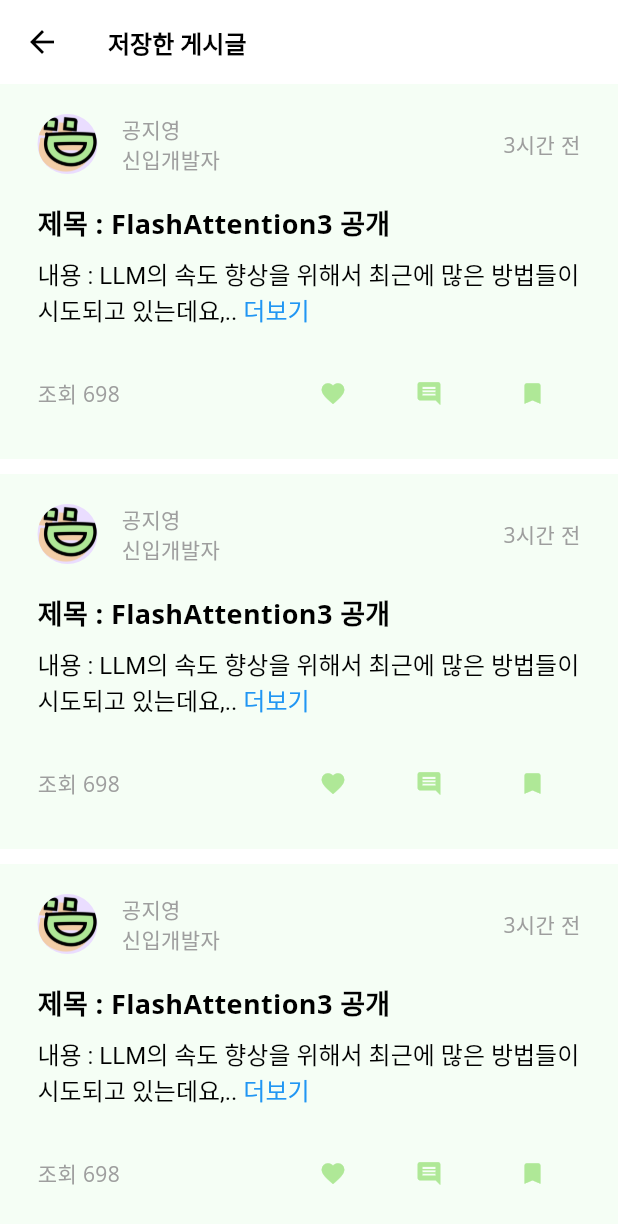
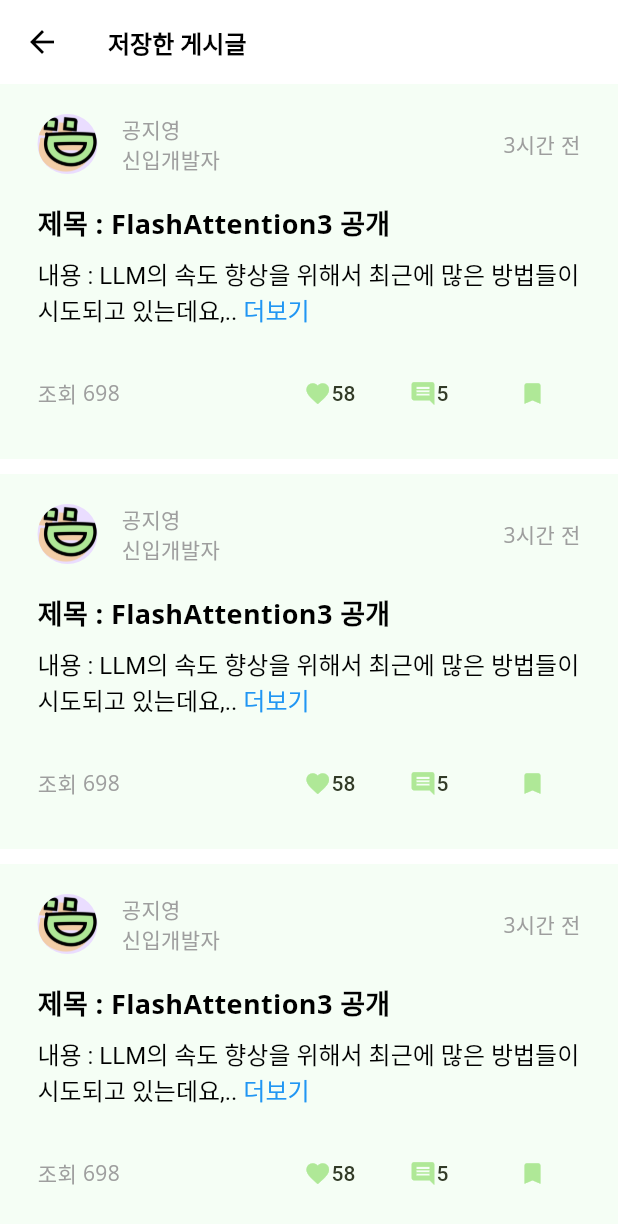
Before and after one commit to Kongjiyoung/dev-community-flutter, a Flutter app: the screen it shows after launch, after a tap on "저장한 게시물", on a phone screen of 412 x 824 dp. Shown: the top 1224 px of the screen. Run offline on Flutter 3.47's test engine with Material 3 defaults, Android fonts, the phone set to English and light mode, and no system bars; our stand-ins replace dio, flutter_secure_storage, flutter_svg, google_fonts, image_picker; missing offline and left inert: flutter_quill.

Commit message:
메인페이지 댓글, 좋아요 수정

```diff
--- a/lib/pages/home/home_page.dart
+++ b/lib/pages/home/home_page.dart
@@ -20,7 +20,9 @@ class HomePage extends StatelessWidget {
         "time": "3시간 전",
         "title": "제목 : FlashAttention3 공개",
         "content": "내용 : LLM의 속도 향상을 위해서 최근에 많은 방법들이 시도되고 있는데요,.. ",
-        "views": "조회 698",
+        "views": "698",
+        "loveCount": "58",
+        "replyCount": "5",
       },
       {
         "name": "공지영",
@@ -28,7 +30,9 @@ class HomePage extends StatelessWidget {
         "time": "3시간 전",
         "title": "제목 : FlashAttention3 공개",
         "content": "내용 : LLM의 속도 향상을 위해서 최근에 많은 방법들이 시도되고 있는데요,.. ",
-        "views": "조회 698",
+        "views": "698",
+        "loveCount": "58",
+        "replyCount": "5",
       },
       {
         "name": "공지영",
@@ -36,7 +40,9 @@ class HomePage extends StatelessWidget {
         "time": "3시간 전",
         "title": "제목 : FlashAttention3 공개",
         "content": "내용 : LLM의 속도 향상을 위해서 최근에 많은 방법들이 시도되고 있는데요,.. ",
-        "views": "조회 698",
+        "views": "698",
+        "loveCount": "58",
+        "replyCount": "5",
       },
       {
         "name": "공지영",
@@ -44,7 +50,9 @@ class HomePage extends StatelessWidget {
         "time": "3시간 전",
         "title": "제목 : FlashAttention3 공개",
         "content": "내용 : LLM의 속도 향상을 위해서 최근에 많은 방법들이 시도되고 있는데요,.. ",
-        "views": "조회 698",
+        "views": "698",
+        "loveCount": "58",
+        "replyCount": "5",
       },
     ];
 
@@ -160,6 +168,8 @@ class HomePage extends StatelessWidget {
                         title: post["title"]!,
                         content: post["content"]!,
                         views: post["views"]!,
+                        loveCount: post["loveCount"]!,
+                        replyCount: post["replyCount"]!,
                       ),
                       SizedBox(height: 10),
                     ],
--- a/lib/pages/home/saved-post-page.dart
+++ b/lib/pages/home/saved-post-page.dart
@@ -14,7 +14,9 @@ class SavedPostPage extends StatelessWidget {
         "time": "3시간 전",
         "title": "제목 : FlashAttention3 공개",
         "content": "내용 : LLM의 속도 향상을 위해서 최근에 많은 방법들이 시도되고 있는데요,.. ",
-        "views": "조회 698",
+        "views": "698",
+        "loveCount": "58",
+        "replyCount": "5",
       },
       {
         "name": "공지영",
@@ -22,7 +24,9 @@ class SavedPostPage extends StatelessWidget {
         "time": "3시간 전",
         "title": "제목 : FlashAttention3 공개",
         "content": "내용 : LLM의 속도 향상을 위해서 최근에 많은 방법들이 시도되고 있는데요,.. ",
-        "views": "조회 698",
+        "views": "698",
+        "loveCount": "58",
+        "replyCount": "5",
       },
       {
         "name": "공지영",
@@ -30,7 +34,9 @@ class SavedPostPage extends StatelessWidget {
         "time": "3시간 전",
         "title": "제목 : FlashAttention3 공개",
         "content": "내용 : LLM의 속도 향상을 위해서 최근에 많은 방법들이 시도되고 있는데요,.. ",
-        "views": "조회 698",
+        "views": "698",
+        "loveCount": "58",
+        "replyCount": "5",
       },
       {
         "name": "공지영",
@@ -38,7 +44,9 @@ class SavedPostPage extends StatelessWidget {
         "time": "3시간 전",
         "title": "제목 : FlashAttention3 공개",
         "content": "내용 : LLM의 속도 향상을 위해서 최근에 많은 방법들이 시도되고 있는데요,.. ",
-        "views": "조회 698",
+        "views": "698",
+        "loveCount": "58",
+        "replyCount": "5",
       },
     ];
 
@@ -60,6 +68,8 @@ class SavedPostPage extends StatelessWidget {
                   title: post["title"]!,
                   content: post["content"]!,
                   views: post["views"]!,
+                  loveCount: post["loveCount"]!,
+                  replyCount: post["replyCount"]!,
                 ),
                 SizedBox(height: 10),
               ],
--- a/lib/pages/home/widgets/build-post.dart
+++ b/lib/pages/home/widgets/build-post.dart
@@ -10,6 +10,8 @@ class BuildPost extends StatelessWidget {
   final String title;
   final String content;
   final String views;
+  final String loveCount;
+  final String replyCount;
 
   const BuildPost({
     super.key,
@@ -19,6 +21,8 @@ class BuildPost extends StatelessWidget {
     required this.title,
     required this.content,
     required this.views,
+    required this.loveCount,
+    required this.replyCount,
   });
 
   @override
@@ -97,6 +101,7 @@ class BuildPost extends StatelessWidget {
           ),
           Row(
             children: [
+              Text("조회 "),
               Text(views),
               Spacer(),
               TextButton(
@@ -108,6 +113,13 @@ class BuildPost extends StatelessWidget {
                     Icon(
                       Icons.favorite,
                       color: Color(0xFFafe897),
+                    ),
+                    Text(
+                      loveCount,
+                      style: TextStyle(
+                        fontSize: 14,
+                        color: Color(0xff323b27),
+                      ),
                     ),
                     SizedBox(width: 10),
                   ],
@@ -122,6 +134,13 @@ class BuildPost extends StatelessWidget {
                     Icon(
                       Icons.comment,
                       color: Color(0xFFafe897),
+                    ),
+                    Text(
+                      replyCount,
+                      style: TextStyle(
+                        fontSize: 14,
+                        color: Color(0xff323b27),
+                      ),
                     ),
                     SizedBox(width: 10),
                   ],
```
